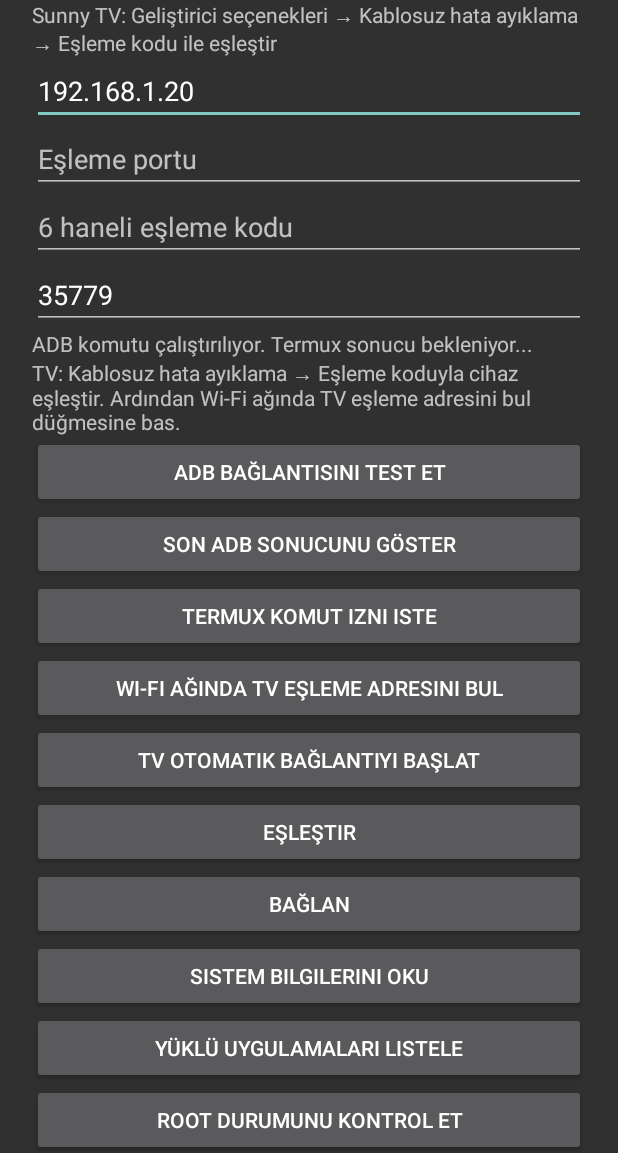
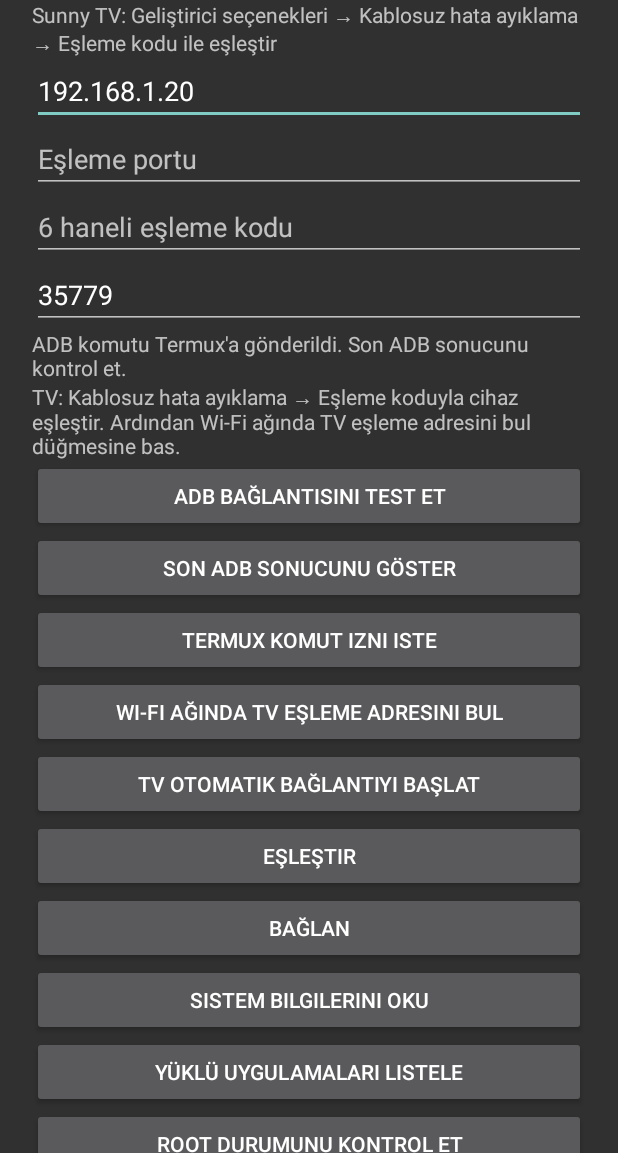
Before and after one commit to GeniusVideoGamer2/GameX-AI-Wireless-ADB, an Android app: the screen it shows after launch (MainActivity), after a tap on an icon or button, on a phone screen of 412 x 824 dp, the part 83-1236 px from its top. Run offline under Robolectric (Android 15) with nearby library versions, the phone set to English and light mode, and no system bars.

Commit message:
Try foreground service start for Termux RUN_COMMAND on Android 8+

```diff
--- a/app/src/main/java/com/gamex/adb/MainActivity.kt
+++ b/app/src/main/java/com/gamex/adb/MainActivity.kt
@@ -352,8 +352,13 @@ class MainActivity : Activity() {
                 putExtra("com.termux.RUN_COMMAND_BACKGROUND", true)
                 putExtra("com.termux.RUN_COMMAND_PENDING_INTENT", resultIntent)
             }
-            startService(intent)
-            status.text = "ADB komutu çalıştırılıyor. Termux sonucu bekleniyor..."
+            try {
+                if (Build.VERSION.SDK_INT >= Build.VERSION_CODES.O) startForegroundService(intent)
+                else startService(intent)
+                status.text = "ADB komutu Termux'a gönderildi. Son ADB sonucunu kontrol et."
+            } catch (e: Exception) {
+                status.text = "Android Termux hizmetini engelledi: ${e.message}. Termux'u aç, pil kullanımını Kısıtlanmamış yap ve tekrar dene."
+            }
         } catch (e: Exception) {
             status.text = "Termux bağlantı hatası: ${e.message}"
         }
```
